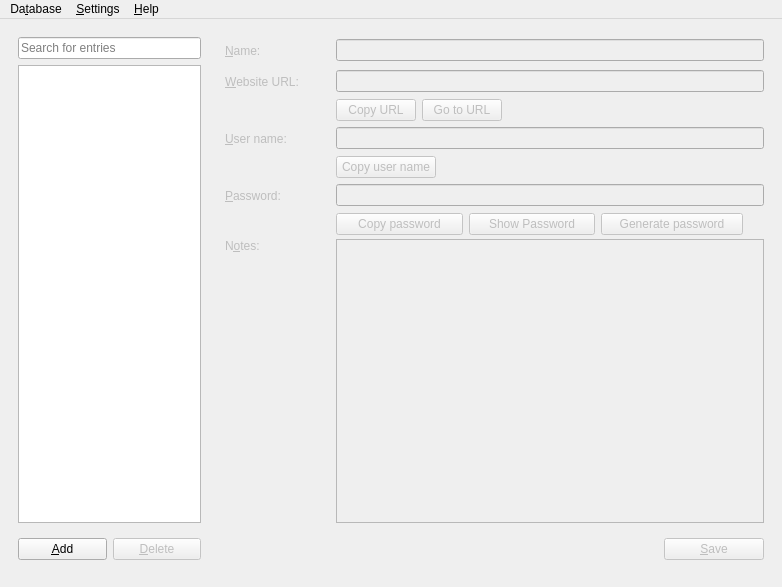
Qt form MainWindow.ui (veaceslav/qpass-qt5) before a commit.
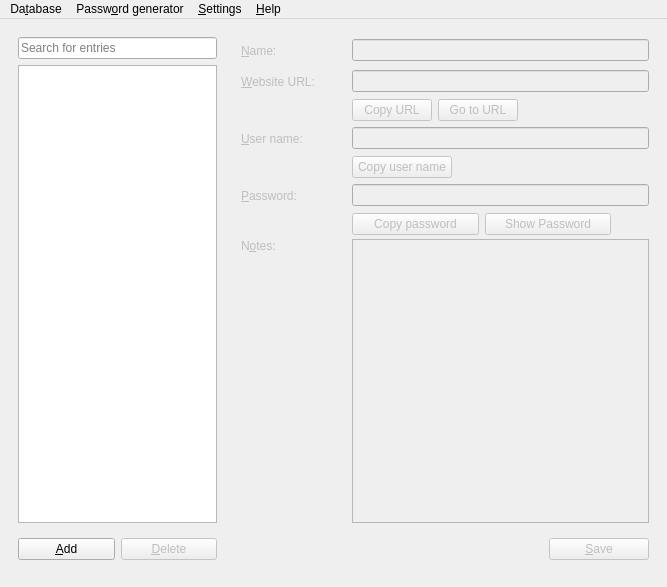
The same form after that commit.

Commit message:
Moved generate password button to top menu
It required some changes in PasswordGeneratorDialog, but now user
can generate password without any selected entry

What changed in the file:
```diff
--- a/MainWindow.ui
+++ b/MainWindow.ui
@@ -6,7 +6,7 @@
    <rect>
     <x>0</x>
     <y>0</y>
-    <width>782</width>
+    <width>667</width>
     <height>587</height>
    </rect>
   </property>
@@ -363,19 +363,6 @@
              </property>
             </widget>
            </item>
-           <item>
-            <widget class="QPushButton" name="generatePasswordButton">
-             <property name="minimumSize">
-              <size>
-               <width>142</width>
-               <height>0</height>
-              </size>
-             </property>
-             <property name="text">
-              <string>Generate password</string>
-             </property>
-            </widget>
-           </item>
            <item>
             <spacer name="horizontalSpacer_4">
              <property name="orientation">
@@ -477,7 +464,7 @@
     <rect>
      <x>0</x>
      <y>0</y>
-     <width>782</width>
+     <width>667</width>
      <height>25</height>
     </rect>
    </property>
@@ -503,7 +490,14 @@
     </property>
     <addaction name="actionPreferences"/>
    </widget>
+   <widget class="QMenu" name="menuPass_ord_generator">
+    <property name="title">
+     <string>Passw&amp;ord generator</string>
+    </property>
+    <addaction name="actionGeneratePassword"/>
+   </widget>
    <addaction name="menuFile"/>
+   <addaction name="menuPass_ord_generator"/>
    <addaction name="menuSettings"/>
    <addaction name="menuHelp"/>
   </widget>
```
Left out of the diff: 6 changed lines with no effect on the pictures. The commit also changes 4 other files.
